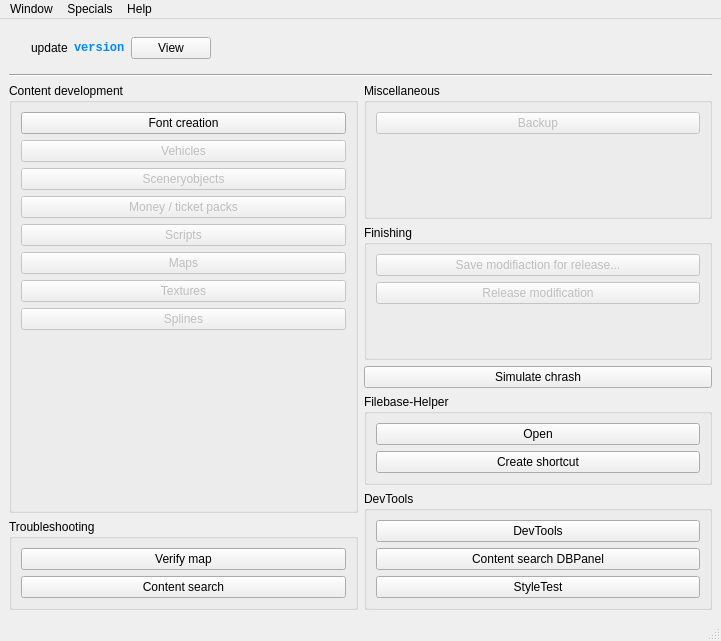
Before: the Qt Designer form OTModules/OTGeneric/wstart.ui in pietr26/OMSI-Tools, drawn with Qt 5.
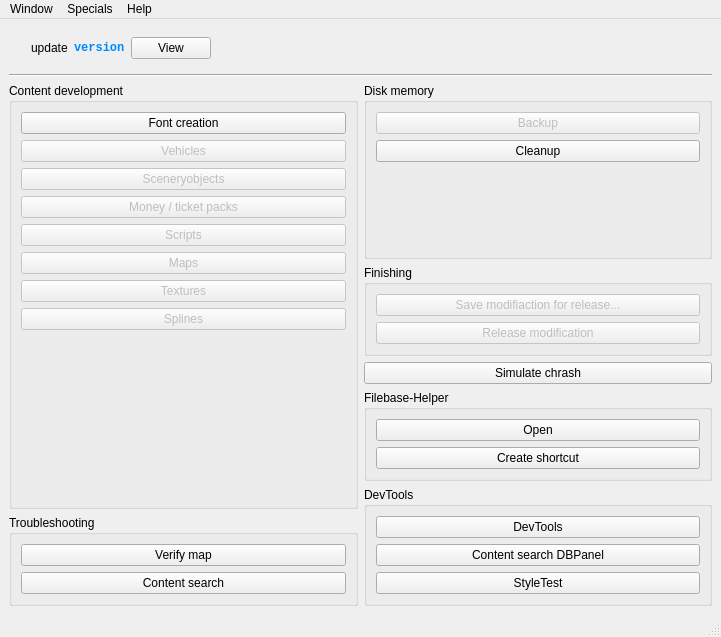
After: the same form once the commit is applied. Icons and pictures are not drawn.

```diff
--- a/OTModules/OTGeneric/wstart.ui
+++ b/OTModules/OTGeneric/wstart.ui
@@ -10,7 +10,7 @@
     <x>0</x>
     <y>0</y>
     <width>721</width>
-    <height>641</height>
+    <height>637</height>
    </rect>
   </property>
   <property name="sizePolicy">
@@ -320,7 +320,7 @@
            <string/>
           </property>
           <property name="title">
-           <string>Miscellaneous</string>
+           <string>Disk memory</string>
           </property>
           <layout class="QVBoxLayout" name="verticalLayout_6">
            <item>
@@ -343,6 +343,17 @@
              </property>
             </widget>
            </item>
+           <item>
+            <widget class="QPushButton" name="btnCleanup">
+             <property name="text">
+              <string>Cleanup</string>
+             </property>
+             <property name="icon">
+              <iconset resource="../../ressources.qrc">
+               <normaloff>:/rec/data/icons/iconBroom.svg</normaloff>:/rec/data/icons/iconBroom.svg</iconset>
+             </property>
+            </widget>
+           </item>
            <item>
             <spacer name="verticalSpacer_3">
              <property name="toolTip">
@@ -411,19 +422,6 @@
              </property>
             </widget>
            </item>
-           <item>
-            <spacer name="verticalSpacer_2">
-             <property name="orientation">
-              <enum>Qt::Vertical</enum>
-             </property>
-             <property name="sizeHint" stdset="0">
-              <size>
-               <width>20</width>
-               <height>40</height>
-              </size>
-             </property>
-            </spacer>
-           </item>
           </layout>
          </widget>
         </item>
```
Left out of the diff: 6 changed lines with no effect on the pictures.
